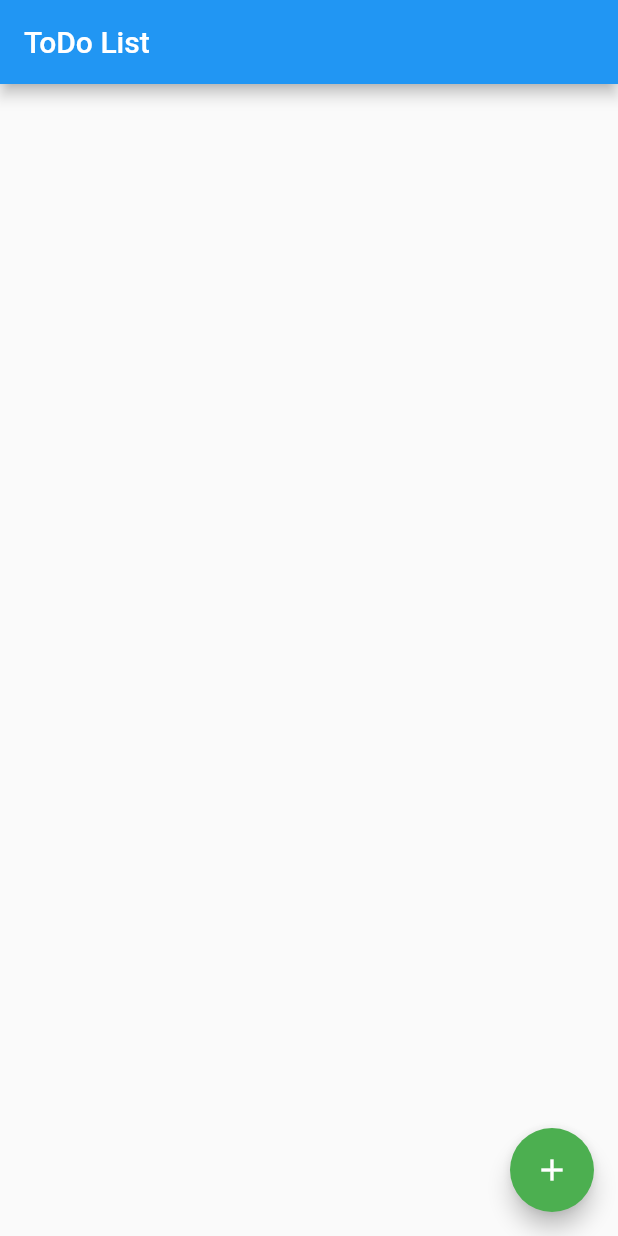
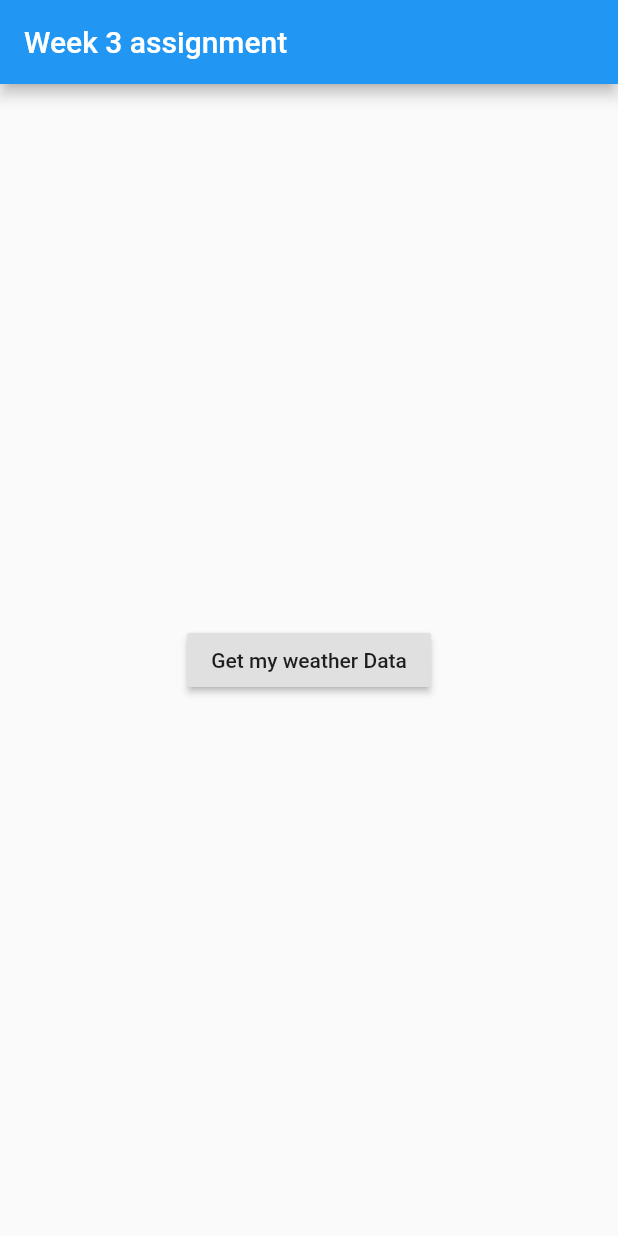
Before and after one commit to taha-shakeel/Flutter-Training, a Flutter app: the screen it shows after launch, on a phone screen of 412 x 824 dp. Run offline on Flutter 3.47's test engine with Material 2 defaults, Android fonts, the phone set to English and light mode, and no system bars.

Commit message:
Assignment 4 flutter

```diff
--- a/lib/main.dart
+++ b/lib/main.dart
@@ -1,107 +1,125 @@
 import 'package:flutter/material.dart';
-import './pages/enterTodoListItems.dart' as todoListInput;
+import './pages/myMainPage.dart';
+// import './pages/enterTodoListItems.dart' as todoListInput;
 
-void main() => runApp(MyApp());
+void main() => runApp(new MaterialApp(home: MyHomePage()));
 
-class MyApp extends StatelessWidget {
-  // This widget is the root of your application.
-  @override
-  Widget build(BuildContext context) {
-    return MaterialApp(
-      title: 'Simple todo',
-      theme: ThemeData(
-        // This is the theme of your application.
-        //
-        // Try running your application with "flutter run". You'll see the
-        // application has a blue toolbar. Then, without quitting the app, try
-        // changing the primarySwatch below to Colors.green and then invoke
-        // "hot reload" (press "r" in the console where you ran "flutter run",
-        // or simply save your changes to "hot reload" in a Flutter IDE).
-        // Notice that the counter didn't reset back to zero; the application
-        // is not restarted.
-        primarySwatch: Colors.blue,
-      ),
-      home: MyHomePage(),
-    );
-  }
-}
+// class MyApp extends StatelessWidget {
+//   // This widget is the root of your application.
+//   @override
+//   Widget build(BuildContext context) {
+//     return MaterialApp(
+//       title: 'Simple todo',
+//       theme: ThemeData(
+//         // This is the theme of your application.
+//         //
+//         // Try running your application with "flutter run". You'll see the
+//         // application has a blue toolbar. Then, without quitting the app, try
+//         // changing the primarySwatch below to Colors.green and then invoke
+//         // "hot reload" (press "r" in the console where you ran "flutter run",
+//         // or simply save your changes to "hot reload" in a Flutter IDE).
+//         // Notice that the counter didn't reset back to zero; the application
+//         // is not restarted.
+//         primarySwatch: Colors.blue,
+//       ),
+//       home: MyHomePage(),
+//     );
+//   }
+// }
 
-class MyHomePage extends StatefulWidget {
-  MyHomePage({Key key, this.title}) : super(key: key);
+// class MyHomePage extends StatefulWidget {
+//   MyHomePage({Key key, this.title}) : super(key: key);
 
-  // This widget is the home page of your application. It is stateful, meaning
-  // that it has a State object (defined below) that contains fields that affect
-  // how it looks.
+//   // This widget is the home page of your application. It is stateful, meaning
+//   // that it has a State object (defined below) that contains fields that affect
+//   // how it looks.
 
-  // This class is the configuration for the state. It holds the values (in this
-  // case the title) provided by the parent (in this case the App widget) and
-  // used by the build method of the State. Fields in a Widget subclass are
-  // always marked "final".
+//   // This class is the configuration for the state. It holds the values (in this
+//   // case the title) provided by the parent (in this case the App widget) and
+//   // used by the build method of the State. Fields in a Widget subclass are
+//   // always marked "final".
 
-  final String title;
+//   final String title;
 
-  @override
-  _MyHomePageState createState() => _MyHomePageState();
-}
+//   @override
+//   _MyHomePageState createState() => _MyHomePageState();
+// }
 
-class _MyHomePageState extends State<MyHomePage> {
-  List<String> _todoItems = [];
+// class _MyHomePageState extends State<MyHomePage> {
+// List<String> _listItems = [
+//   "Item 1",
+//   "Item 2",
+//   "Item 3",
+//   "Item 4",
+//   "Item 5",
+//   "Item 6",
+//   "Item 7"
+// ];
+// // Build the whole list of todo items
+// Widget _buildTodoList() {
+//   return new ListView.builder(
+//     itemBuilder: (context, index) {
+//       // itemBuilder will be automatically be called as many times as it takes for the
+//       // list to fill up its available space, which is most likely more than the
+//       // number of todo items we have. So, we need to check the index is OK.
+//       if (index < _todoItems.length) {
+//         return _buildTodoItem(_todoItems[index]);
+//       }
+//     },
+//   );
+// }
 
-  // This will be called each time the + button is pressed
-  void _addTodoItem(param) {
-    // Putting our code inside "setState" tells the app that our state has changed, and
-    // it will automatically re-render the list
-    setState(() {
-      int index = _todoItems.length;
-      _todoItems.add(param + index.toString());
-    });
-  }
+// // Build a single todo item
+// Widget _buildDrawerListItem(String todoText) {
+//   return new ListTile(title: new Text(todoText));
+// }
 
-  _asyncCallBackFunction(BuildContext context) async {
-    final returnedTodoItem = await Navigator.push(context,
-        MaterialPageRoute(builder: (context) => todoListInput.TodoListInput()));
-    _addTodoItem(returnedTodoItem);
-  }
-
-  // Build the whole list of todo items
-  Widget _buildTodoList() {
-    return new ListView.builder(
-      itemBuilder: (context, index) {
-        // itemBuilder will be automatically be called as many times as it takes for the
-        // list to fill up its available space, which is most likely more than the
-        // number of todo items we have. So, we need to check the index is OK.
-        if (index < _todoItems.length) {
-          return _buildTodoItem(_todoItems[index]);
-        }
-      },
-    );
-  }
-
-  // Build a single todo item
-  Widget _buildTodoItem(String todoText) {
-    return new ListTile(title: new Text(todoText));
-  }
-
-  @override
-  Widget build(BuildContext context) {
-    // This method is rerun every time setState is called, for instance as done
-    // by the _incrementCounter method above.
-    //
-    // The Flutter framework has been optimized to make rerunning build methods
-    // fast, so that you can just rebuild anything that needs updating rather
-    // than having to individually change instances of widgets.
-    return Scaffold(
-      appBar: AppBar(
-        title: const Text('ToDo List'),
-      ),
-      body: _buildTodoList(),
-      floatingActionButton: FloatingActionButton(
-        onPressed: () {
-          _asyncCallBackFunction(context);
-        },
-        child: Icon(Icons.add),
-        backgroundColor: Colors.green,
-      ),
-    );
-  }
-}
+//   @override
+//   Widget build(BuildContext context) {
+//     // This method is rerun every time setState is called, for instance as done
+//     // by the _incrementCounter method above.
+//     //
+//     // The Flutter framework has been optimized to make rerunning build methods
+//     // fast, so that you can just rebuild anything that needs updating rather
+//     // than having to individually change instances of widgets.
+//     return Scaffold(
+//       appBar: AppBar(
+//         title: const Text('Week 3 assignment'),
+//       ),
+//       body: LayoutBuilder(builder: (context, constraint) {
+//         return Column(
+//           mainAxisAlignment: MainAxisAlignment.center,
+//           children: <Widget>[
+//             Center(
+//                 child: Container(
+//               height: constraint.maxHeight - 50,
+//               decoration: BoxDecoration(
+//                 color: Colors.blueAccent,
+//                 shape: BoxShape.circle,
+//               ),
+//               child: Center(
+//                 child: Text(
+//                   'Inside container',
+//                   style: TextStyle(color: Colors.white),
+//                 ),
+//               ),
+//             )),
+//             Container(
+//                 color: Colors.blueGrey,
+//                 child: Text(
+//                   'Taha Shakeel',
+//                   style: TextStyle(color: Colors.white),
+//                 )),
+//           ],
+//         );
+//       }),
+//       drawer: Drawer(
+//         child: ListView.builder(itemBuilder: (context, index) {
+//           if (index < _listItems.length) {
+//             return _buildDrawerListItem(_listItems[index]);
+//           }
+//         }),
+//       ),
+//     );
+//   }
+// }
--- /dev/null
+++ b/lib/pages/myMainPage.dart
@@ -0,0 +1,55 @@
+import 'package:flutter/material.dart';
+import 'dart:async';
+import 'dart:collection';
+import '../services/weatherService.dart';
+import './weatherDisplayCard.dart';
+
+class MyHomePage extends StatefulWidget {
+  MyHomePage({Key key}) : super(key: key);
+
+  @override
+  _MyHomePageState createState() => _MyHomePageState();
+}
+
+class _MyHomePageState extends State<MyHomePage> {
+  LinkedHashMap weatherData;
+  bool isLoading = false;
+
+  void getWeatherData() async {
+    this.setState(() {
+      isLoading = true;
+    });
+    var data = await WeatherService.fetchWeather();
+    print('loaded data');
+    print(weatherData == null ? 'it is null' : 'not null');
+    this.setState(() {
+      weatherData = data;
+      isLoading = false;
+    });
+  }
+
+  Widget _buildMainWidgetBody(weatherData) {
+    if (weatherData == null) {
+      return Container(
+        child: Center(
+          child: RaisedButton(
+            child: Text("Get my weather Data"),
+            onPressed: getWeatherData,
+          ),
+        ),
+      );
+    } else {
+      print(weatherData.length);
+      return WeatherDisplayCard(weatherData);
+    }
+  }
+
+  @override
+  Widget build(BuildContext context) {
+    return Scaffold(
+        appBar: AppBar(
+          title: const Text('Week 3 assignment'),
+        ),
+        body: _buildMainWidgetBody(weatherData));
+  }
+}
--- /dev/null
+++ b/lib/services/weatherService.dart
@@ -0,0 +1,13 @@
+import 'dart:async';
+import 'dart:collection';
+import 'dart:convert';
+import 'package:http/http.dart' as http;
+
+class WeatherService {
+  static Future<LinkedHashMap> fetchWeather() async {
+    http.Response weatherRes = await http.get(Uri.encodeFull(
+        'https://api.openweathermap.org/data/2.5/weather?q=Karachi&APPID=09d81ce784676459d3211478c3299e75'));
+    print('returnibng body');
+    return jsonDecode(weatherRes.body);
+  }
+}
```
Also changed, not shown: lib/pages/loader.dart (added, +12 -0 lines), lib/pages/weatherDisplayCard.dart (added, +34 -0 lines), pubspec.yaml (+7 -6 lines), pubspec.lock, 1 other file.
